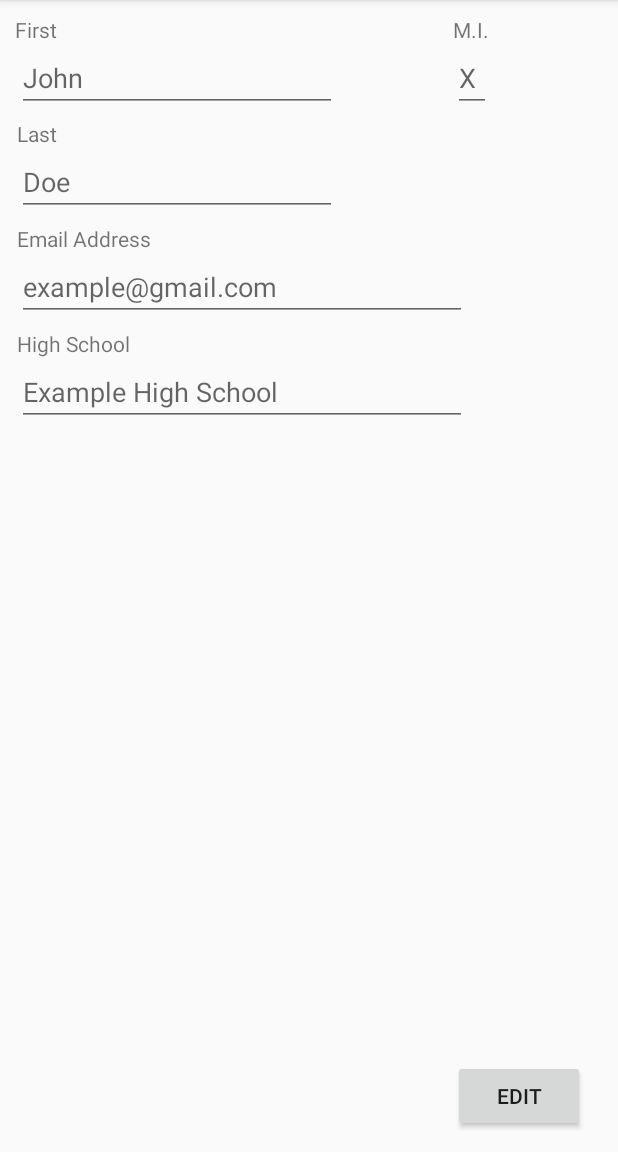
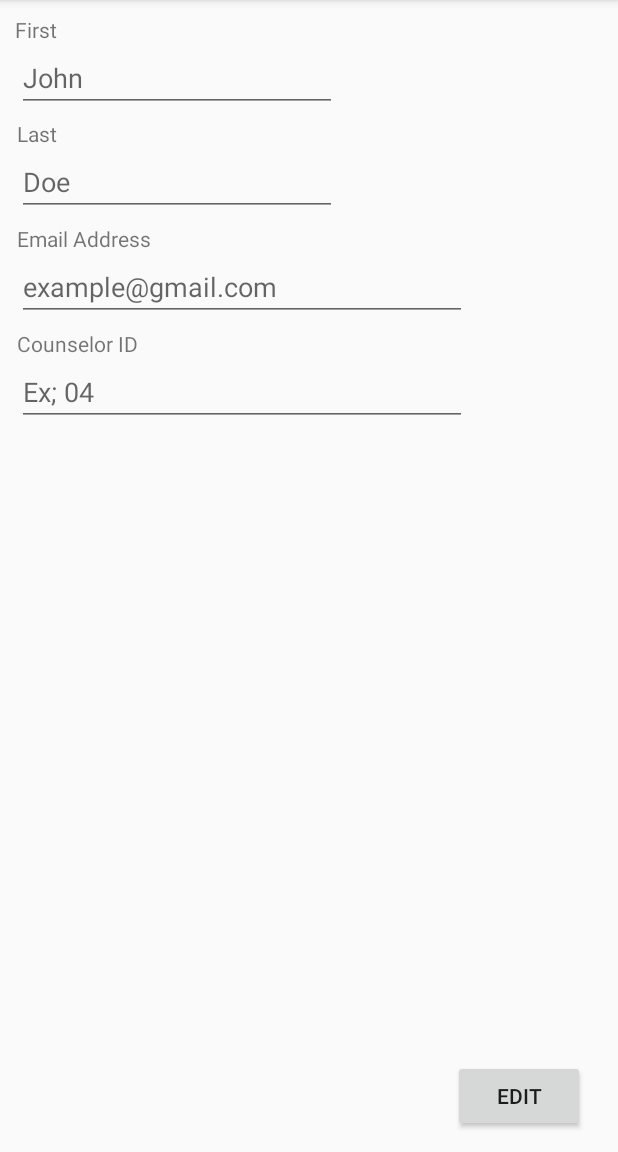
Before and after one commit to fifostack/techstart-mobile, an Android app: the fragment ProfileFragment placed in its activity, after a tap on "SAVE", on a phone screen of 412 x 824 dp, the part 84-1236 px from its top. Run offline under Robolectric (Android 15) with nearby library versions, the phone set to English and light mode, and no system bars; 3 statements that could not run were skipped; 1 other tap on this screen came first.

Commit message:
everything is on fire

```diff
--- a/app/build.gradle
+++ b/app/build.gradle
@@ -28,4 +28,5 @@ dependencies {
     androidTestImplementation 'com.android.support.test:runner:1.0.1'
     androidTestImplementation 'com.android.support.test.espresso:espresso-core:3.0.1'
     implementation files('libs/YouTubeAndroidPlayerApi.jar')
+    implementation project(':mysql-connector-java-5.1.45-bin')
 }
--- a/app/src/main/java/com/mobile/techstart/techstartmobile/MainPage.java
+++ b/app/src/main/java/com/mobile/techstart/techstartmobile/MainPage.java
@@ -44,6 +44,7 @@ public class MainPage extends AppCompatActivity
 
     @Override
     protected void onStart() {
+
 
         super.onStart();
         logout.putExtra("NEED_LOGIN", false);
--- a/app/src/main/java/com/mobile/techstart/techstartmobile/ProfileFragment.java
+++ b/app/src/main/java/com/mobile/techstart/techstartmobile/ProfileFragment.java
@@ -17,6 +17,10 @@ import android.widget.EditText;
 public class ProfileFragment extends Fragment {
 
     View myView;
+
+    dbManager db;
+    String[] sInfo;
+
     private EditText firstName, lastName, middleName, school, email;
     private Button toggleModeB;
     private boolean mode; //true if in edit mode
@@ -27,7 +31,7 @@ public class ProfileFragment extends Fragment {
         myView = inflater.inflate(R.layout.profile_layout, container, false);
 
         firstName = myView.findViewById(R.id.firstTF);
-        middleName = myView.findViewById(R.id.middleTF);
+        //middleName = myView.findViewById(R.id.middleTF);
         lastName = myView.findViewById(R.id.lastTF);
         email = myView.findViewById(R.id.emailTF);
         school = myView.findViewById(R.id.schoolTF);
@@ -39,9 +43,9 @@ public class ProfileFragment extends Fragment {
         firstName.setFocusable(false);
         firstName.setFocusableInTouchMode(false);
         firstName.setClickable(false);
-        middleName.setFocusable(false);
-        middleName.setFocusableInTouchMode(false);
-        middleName.setClickable(false);
+        //middleName.setFocusable(false);
+        //middleName.setFocusableInTouchMode(false);
+        //middleName.setClickable(false);
         lastName.setFocusable(false);
         lastName.setFocusableInTouchMode(false);
         lastName.setClickable(false);
@@ -70,9 +74,9 @@ public class ProfileFragment extends Fragment {
             firstName.setFocusable(true);
             firstName.setFocusableInTouchMode(true);
             firstName.setClickable(true);
-            middleName.setFocusable(true);
-            middleName.setFocusableInTouchMode(true);
-            middleName.setClickable(true);
+            //middleName.setFocusable(true);
+            //middleName.setFocusableInTouchMode(true);
+           // middleName.setClickable(true);
             lastName.setFocusable(true);
             lastName.setFocusableInTouchMode(true);
             lastName.setClickable(true);
@@ -92,9 +96,9 @@ public class ProfileFragment extends Fragment {
             firstName.setFocusable(false);
             firstName.setFocusableInTouchMode(false);
             firstName.setClickable(false);
-            middleName.setFocusable(false);
-            middleName.setFocusableInTouchMode(false);
-            middleName.setClickable(false);
+            //middleName.setFocusable(false);
+           // middleName.setFocusableInTouchMode(false);
+            //middleName.setClickable(false);
             lastName.setFocusable(false);
             lastName.setFocusableInTouchMode(false);
             lastName.setClickable(false);
@@ -105,8 +109,16 @@ public class ProfileFragment extends Fragment {
             school.setFocusableInTouchMode(false);
             school.setClickable(false);
 
+            db = new dbManager(); //establish database connection
+            // TODO: after locking, send data to database
+            if(formCompleted())
+            {
+                sInfo = new String[] {lastName.getText().toString(), firstName.getText().toString(),email.getText().toString(),school.getText().toString()};
+                db.submit(sInfo);
+            }
 
-            // TODO: after locking, send data to database
+            db.close();
+
 
             toggleModeB.setText("Edit");
             //mode = true;
@@ -115,5 +127,15 @@ public class ProfileFragment extends Fragment {
         mode = !mode;
     }
 
+    private boolean formCompleted()
+    {
+        if(firstName.getText().length() < 1 || lastName.getText().length() < 1)
+            return false;
+        if(email.getText().length() < 1 || school.getText().length() < 1)
+            return false;
+
+        return true;
+    }
+
 
 }
--- a/app/src/main/res/layout/profile_layout.xml
+++ b/app/src/main/res/layout/profile_layout.xml
@@ -22,15 +22,6 @@
         android:text="First" />
 
     <TextView
-        android:id="@+id/middleL"
-        android:layout_width="wrap_content"
-        android:layout_height="wrap_content"
-        android:layout_alignParentTop="true"
-        android:layout_alignStart="@+id/toggleB"
-        android:paddingTop="10dp"
-        android:text="M.I." />
-
-    <TextView
         android:id="@+id/lastL"
         android:layout_width="wrap_content"
         android:layout_height="wrap_content"
@@ -52,10 +43,11 @@
         android:id="@+id/schoolL"
         android:layout_width="wrap_content"
         android:layout_height="wrap_content"
+        android:layout_alignEnd="@+id/emailL"
         android:layout_alignStart="@+id/emailTF"
         android:layout_below="@+id/emailTF"
         android:layout_marginTop="5sp"
-        android:text="High School" />
+        android:text="Counselor ID" />
 
     <EditText
         android:id="@+id/firstTF"
@@ -66,18 +58,6 @@
         android:ems="10"
         android:inputType="none|textPersonName"
         android:hint="John"/>
-
-    <EditText
-        android:id="@+id/middleTF"
-        android:layout_width="wrap_content"
-        android:layout_height="wrap_content"
-        android:layout_alignStart="@+id/middleL"
-        android:layout_below="@+id/middleL"
-        android:width="25dp"
-        android:ems="10"
-        android:inputType="none|textPersonName"
-        android:maxLength="1"
-        android:hint="X"/>
 
     <EditText
         android:id="@+id/lastTF"
@@ -108,7 +88,7 @@
         android:layout_below="@+id/schoolL"
         android:width="300sp"
         android:ems="10"
-        android:hint="Example High School"
+        android:hint="Ex; 04"
         android:inputType="none|textPersonName" />
 
 </RelativeLayout>
--- /dev/null
+++ b/mysql-connector-java-5.1.45-bin/build.gradle
@@ -0,0 +1,2 @@
+configurations.maybeCreate("default")
+artifacts.add("default", file('mysql-connector-java-5.1.45-bin.jar'))
--- a/settings.gradle
+++ b/settings.gradle
@@ -1 +1 @@
-include ':app'
+include ':app', ':mysql-connector-java-5.1.45-bin'
```
Also changed, not shown: app/src/main/java/com/mobile/techstart/techstartmobile/LoginActivity.java (+6 -1 lines), app/src/main/java/com/mobile/techstart/techstartmobile/MessagesFragment.java (+18 -3 lines), app/src/main/java/com/mobile/techstart/techstartmobile/dbManager.java (+80 -4 lines), app/src/main/res/drawable-hdpi/ic_search.png (added), app/src/main/res/drawable-mdpi/ic_search.png (added), app/src/main/res/drawable-xhdpi/ic_search.png (added), app/src/main/res/drawable-xxhdpi/ic_search.png (added), 1 other file.
